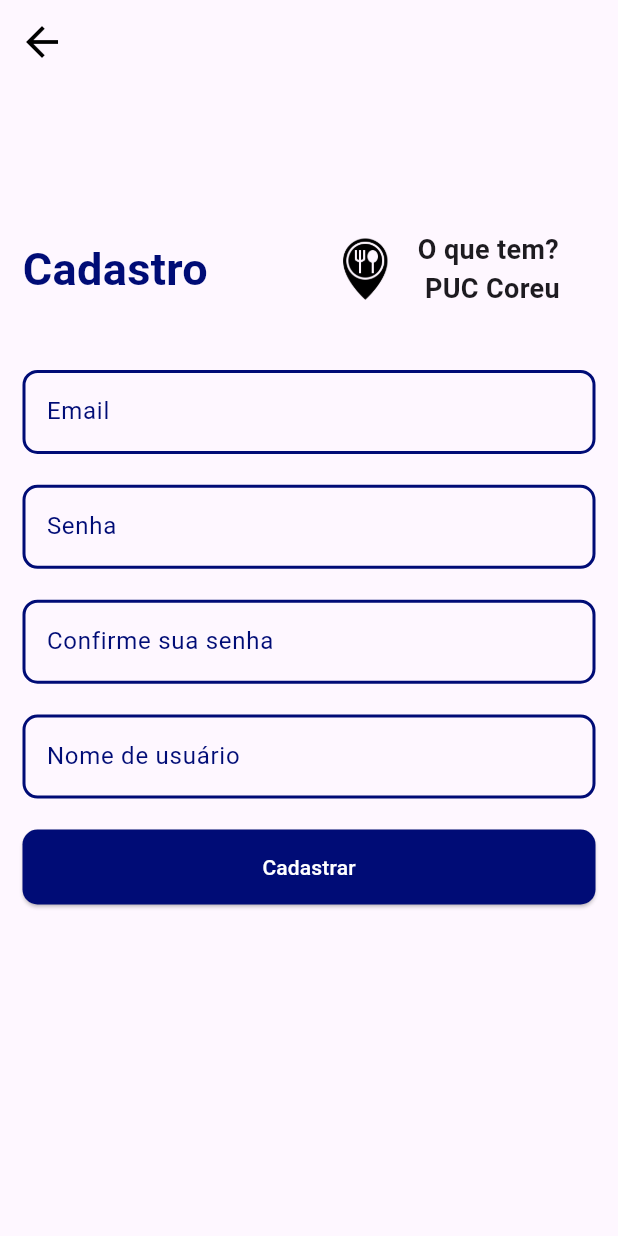
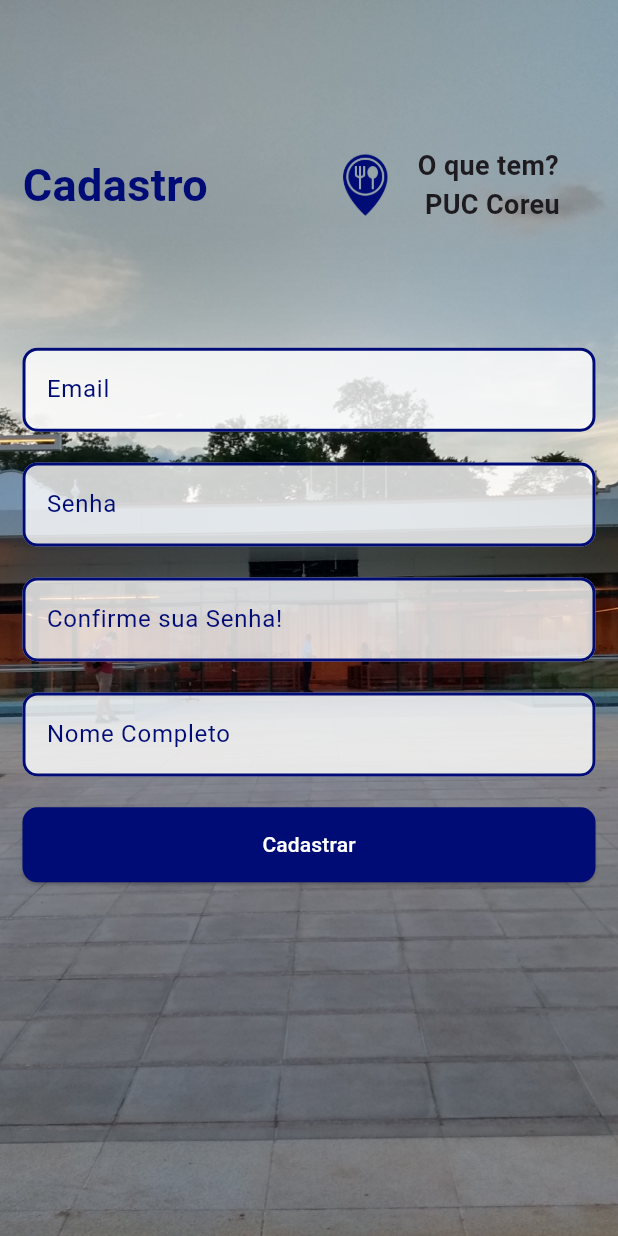
Before and after one commit to lukkas99/oquetempuc, a Flutter app: the Cadastro screen opened directly, after a tap on "SOU CLIENTE", on a phone screen of 412 x 824 dp. Run offline on Flutter 3.47's test engine with Material 3 defaults, Android fonts, the phone set to English and light mode, and no system bars; our stand-ins replace shared_preferences, sqflite, supabase, supabase_flutter, toast; missing offline and left inert: jwt_decode; accounts and stored records are empty.

Commit message:
Mudanças no front

```diff
--- a/lib/screens/cadastro.dart
+++ b/lib/screens/cadastro.dart
@@ -9,15 +9,15 @@ class Cadastro extends StatelessWidget {
   @override
   Widget build(BuildContext context) {
     return Scaffold(
-      appBar: AppBar(
-        backgroundColor: Colors.transparent, // Define o fundo como transparente
-        elevation: 0, // Remove a sombra da AppBar
-        iconTheme: IconThemeData(
-            size: 32.0,
-            color: Colors.black), // Define a cor do ícone como preto
-        title: null, // Define o título como nulo para remover o texto
+      body: Container(
+        constraints: BoxConstraints.expand(),
+        decoration: const BoxDecoration(
+          image: DecorationImage(
+            image: AssetImage("assets/images/pucentrada.png"),
+            fit: BoxFit.cover,
           ),
-      body: SingleChildScrollView(
+        ),
+        child: SingleChildScrollView(
           child: Padding(
             padding: EdgeInsets.all(15.0),
             child: Form(
@@ -28,18 +28,31 @@ class Cadastro extends StatelessWidget {
                   SizedBox(height: MediaQuery.of(context).size.height * 0.1),
                   Row(
                     children: <Widget>[
+                      Stack(
+                        children: <Widget>[
                           Text(
                             'Cadastro',
                             style: TextStyle(
-                        fontSize: 30.0,
-                        color: AppColors.cobalt,
-                        fontWeight: FontWeight.bold,
+                              fontSize: 30,
+                              foreground: Paint()
+                                ..style = PaintingStyle.stroke
+                                ..strokeWidth = 1.5
+                                ..color = AppColors.cobalt,
                             ),
+                          ),
+                          const Text(
+                            'Cadastro',
+                            style: TextStyle(
+                              fontSize: 30,
+                              color: Colors.white,
+                            ),
+                          ),
+                        ],
                       ),
                       SizedBox(width: MediaQuery.of(context).size.width * 0.2),
                       const ImageIcon(
                         AssetImage('assets/images/iconPrincipal.png'),
-                      color: Colors.black,
+                        color: AppColors.cobalt,
                         size: 45.0,
                       ),
                       SizedBox(width: MediaQuery.of(context).size.width * 0.03),
@@ -54,7 +67,7 @@ class Cadastro extends StatelessWidget {
                   ),
                   SizedBox(
                       height: MediaQuery.of(context).size.height *
-                        0.1), // Espaço entre a Row e a Column
+                          0.3), // Espaço entre a Row e a Column
 
                   Row(
                     mainAxisAlignment: MainAxisAlignment.center,
@@ -65,22 +78,25 @@ class Cadastro extends StatelessWidget {
                           backgroundColor: AppColors.cobalt,
                           shape: RoundedRectangleBorder(
                             side: const BorderSide(
-                                  width: 2, // thickness
-                                  color: Colors.white // color
+                              width: 2,
+                              color: Colors.white,
                             ),
-                              // border radius
-                              borderRadius: BorderRadius.circular(10))),
+                            borderRadius: BorderRadius.circular(10),
+                          ),
+                        ),
                         onPressed: () {
                           Navigator.push(
                             context,
                             MaterialPageRoute(
-                              builder: (context) => CadastroFornecedor()),
+                              builder: (context) => CadastroFornecedor(),
+                            ),
                           );
                         },
                         child: const Text(
                           'SOU FORNECEDOR',
                           style: TextStyle(
                             color: Colors.white,
+                            fontWeight: FontWeight.bold,
                           ),
                         ),
                       ),
@@ -91,22 +107,25 @@ class Cadastro extends StatelessWidget {
                           backgroundColor: AppColors.cobalt,
                           shape: RoundedRectangleBorder(
                             side: const BorderSide(
-                                  width: 2, // thickness
-                                  color: Colors.white // color
+                              width: 2,
+                              color: Colors.white,
                             ),
-                              // border radius
-                              borderRadius: BorderRadius.circular(10))),
+                            borderRadius: BorderRadius.circular(10),
+                          ),
+                        ),
                         onPressed: () {
                           Navigator.push(
                             context,
                             MaterialPageRoute(
-                              builder: (context) => CadastroCliente()),
+                              builder: (context) => CadastroCliente(),
+                            ),
                           );
                         },
                         child: const Text(
                           'SOU CLIENTE',
                           style: TextStyle(
                             color: Colors.white,
+                            fontWeight: FontWeight.bold,
                           ),
                         ),
                       ),
@@ -117,6 +136,7 @@ class Cadastro extends StatelessWidget {
             ),
           ),
         ),
+      ),
     );
   }
 }
--- a/lib/screens/cadastroCliente.dart
+++ b/lib/screens/cadastroCliente.dart
@@ -61,15 +61,15 @@ class _CadastroCliente extends State<CadastroCliente> {
   Widget build(BuildContext context) {
     ToastContext().init(context);
     return Scaffold(
-      appBar: AppBar(
-        backgroundColor: Colors.transparent, // Define o fundo como transparente
-        elevation: 0, // Remove a sombra da AppBar
-        iconTheme: IconThemeData(
-            size: 32.0,
-            color: Colors.black), // Define a cor do ícone como preto
-        title: null, // Define o título como nulo para remover o texto
+      body: Container(
+        constraints: BoxConstraints.expand(),
+        decoration: const BoxDecoration(
+          image: DecorationImage(
+            image: AssetImage("assets/images/Entradapucminas.jpg"),
+            fit: BoxFit.cover,
           ),
-      body: SingleChildScrollView(
+        ),
+        child: SingleChildScrollView(
           child: Padding(
             padding: EdgeInsets.all(15.0),
             child: Form(
@@ -91,7 +91,7 @@ class _CadastroCliente extends State<CadastroCliente> {
                       SizedBox(width: MediaQuery.of(context).size.width * 0.2),
                       const ImageIcon(
                         AssetImage('assets/images/iconPrincipal.png'),
-                      color: Colors.black,
+                        color: AppColors.cobalt,
                         size: 45.0,
                       ),
                       SizedBox(width: MediaQuery.of(context).size.width * 0.03),
@@ -106,11 +106,14 @@ class _CadastroCliente extends State<CadastroCliente> {
                   ),
                   SizedBox(
                       height: MediaQuery.of(context).size.height *
-                        0.05), // Espaço entre a Row e a Column
+                          0.1), // Espaço entre a Row e a Column
                   TextFormField(
                     controller: emailController,
                     decoration: InputDecoration(
                       labelText: 'Email',
+                      filled: true, // Preenche o fundo com a cor especificada
+                      fillColor: Color.fromRGBO(255, 255, 255,
+                          0.8), // Branco com 50% de transparência
                       focusedBorder: OutlineInputBorder(
                         borderRadius: BorderRadius.circular(10.0),
                         borderSide: BorderSide(
@@ -125,8 +128,7 @@ class _CadastroCliente extends State<CadastroCliente> {
                         ),
                       ),
                       labelStyle: TextStyle(
-                      color: AppColors
-                          .cobalt, // Defina a cor desejada para o texto do rótulo
+                        color: AppColors.cobalt,
                       ),
                     ),
                     validator: (value) {
@@ -143,6 +145,10 @@ class _CadastroCliente extends State<CadastroCliente> {
                     controller: passwordController,
                     decoration: InputDecoration(
                       labelText: 'Senha',
+                      filled: true, // Preenche o fundo com a cor especificada
+                      fillColor: Color.fromRGBO(255, 255, 255,
+                          0.8), // Branco com 50% de transparência
+                      // Define a cor de preenchimento como branco
                       focusedBorder: OutlineInputBorder(
                         borderRadius: BorderRadius.circular(10.0),
                         borderSide: BorderSide(
@@ -157,8 +163,7 @@ class _CadastroCliente extends State<CadastroCliente> {
                         ),
                       ),
                       labelStyle: TextStyle(
-                      color: AppColors
-                          .cobalt, // Defina a cor desejada para o texto do rótulo
+                        color: AppColors.cobalt,
                       ),
                     ),
                     obscureText: true,
@@ -175,7 +180,11 @@ class _CadastroCliente extends State<CadastroCliente> {
                   TextFormField(
                     controller: passwordConfirm,
                     decoration: InputDecoration(
-                    labelText: 'Confirme sua senha',
+                      labelText: 'Confirme sua Senha!',
+                      filled: true, // Preenche o fundo com a cor especificada
+                      fillColor: Color.fromRGBO(255, 255, 255,
+                          0.8), // Branco com 50% de transparência
+                      // Define a cor de preenchimento como branco
                       focusedBorder: OutlineInputBorder(
                         borderRadius: BorderRadius.circular(10.0),
                         borderSide: BorderSide(
@@ -190,8 +199,7 @@ class _CadastroCliente extends State<CadastroCliente> {
                         ),
                       ),
                       labelStyle: TextStyle(
-                      color: AppColors
-                          .cobalt, // Defina a cor desejada para o texto do rótulo
+                        color: AppColors.cobalt,
                       ),
                     ),
                     obscureText: true,
@@ -208,7 +216,11 @@ class _CadastroCliente extends State<CadastroCliente> {
                   TextFormField(
                     controller: clientName,
                     decoration: InputDecoration(
-                    labelText: 'Nome de usuário',
+                      labelText: 'Nome Completo',
+                      filled: true, // Preenche o fundo com a cor especificada
+                      fillColor: Color.fromRGBO(255, 255, 255,
+                          0.8), // Branco com 50% de transparência
+                      // Define a cor de preenchimento como branco
                       focusedBorder: OutlineInputBorder(
                         borderRadius: BorderRadius.circular(10.0),
                         borderSide: BorderSide(
@@ -223,8 +235,7 @@ class _CadastroCliente extends State<CadastroCliente> {
                         ),
                       ),
                       labelStyle: TextStyle(
-                      color: AppColors
-                          .cobalt, // Defina a cor desejada para o texto do rótulo
+                        color: AppColors.cobalt,
                       ),
                     ),
                   ),
@@ -250,6 +261,7 @@ class _CadastroCliente extends State<CadastroCliente> {
             ),
           ),
         ),
+      ),
     );
   }
 }
```
Also changed, not shown: lib/screens/cadastroFornecedor.dart (+23 -18 lines), lib/screens/cadastroFornecedor2.dart (+55 -30 lines). Lines whose indentation alone changed are shown as unchanged.
